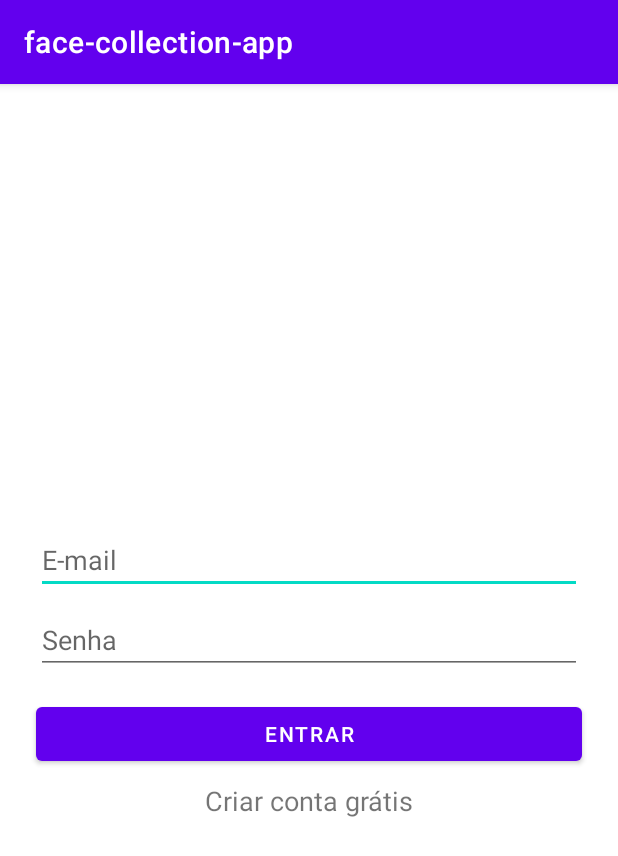
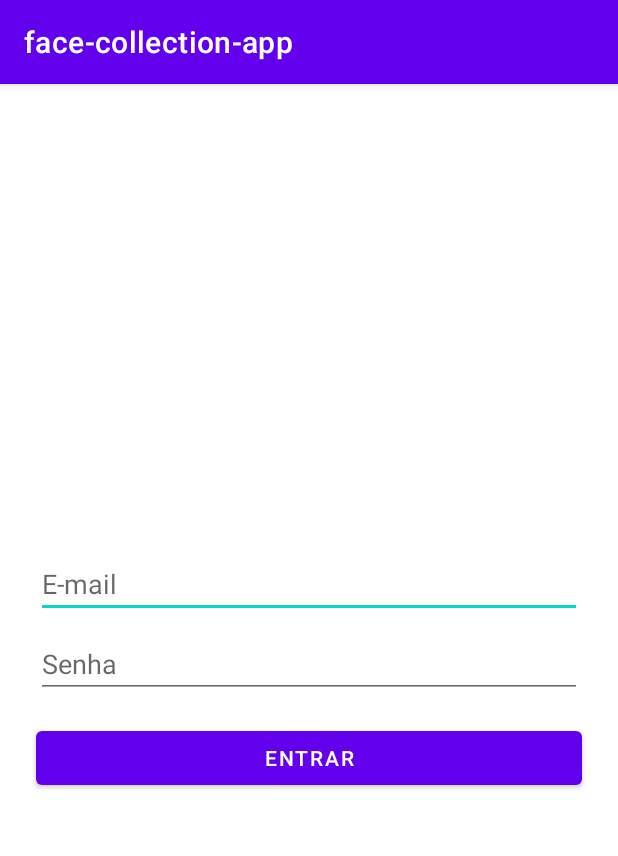
Before and after one commit to MarioFronza/face-collection-app, an Android app: the SignInActivity screen opened directly, with no data from a screen before it, on a phone screen of 412 x 824 dp. Shown: the top 856 px of the screen. Run offline under Robolectric (Android 15) with nearby library versions, the phone set to English and light mode, and no system bars.

Commit message:
chore: added project folder structure

```diff
--- a/app/src/main/AndroidManifest.xml
+++ b/app/src/main/AndroidManifest.xml
@@ -9,9 +9,9 @@
         android:roundIcon="@mipmap/ic_launcher_round"
         android:supportsRtl="true"
         android:theme="@style/Theme.Facecollectionapp">
-        <activity android:name=".SignUpActivity"></activity>
-        <activity android:name=".SignInActivity" />
-        <activity android:name=".MainActivity">
+        <activity android:name=".activities.SignUpActivity"></activity>
+        <activity android:name=".activities.SignInActivity" />
+        <activity android:name=".activities.MainActivity">
             <intent-filter>
                 <action android:name="android.intent.action.MAIN" />
 
--- a/app/src/main/java/com/mariofronza/face_collection_app/MainActivity.kt
+++ b/app/src/main/java/com/mariofronza/face_collection_app/activities/MainActivity.kt
@@ -1,7 +1,8 @@
-package com.mariofronza.face_collection_app
+package com.mariofronza.face_collection_app.activities
 
 import androidx.appcompat.app.AppCompatActivity
 import android.os.Bundle
+import com.mariofronza.face_collection_app.R
 
 class MainActivity : AppCompatActivity() {
     override fun onCreate(savedInstanceState: Bundle?) {
--- a/app/src/main/java/com/mariofronza/face_collection_app/SignInActivity.kt
+++ b/app/src/main/java/com/mariofronza/face_collection_app/activities/SignInActivity.kt
@@ -1,7 +1,8 @@
-package com.mariofronza.face_collection_app
+package com.mariofronza.face_collection_app.activities
 
 import androidx.appcompat.app.AppCompatActivity
 import android.os.Bundle
+import com.mariofronza.face_collection_app.R
 
 class SignInActivity : AppCompatActivity() {
     override fun onCreate(savedInstanceState: Bundle?) {
--- a/app/src/main/java/com/mariofronza/face_collection_app/SignUpActivity.kt
+++ b/app/src/main/java/com/mariofronza/face_collection_app/activities/SignUpActivity.kt
@@ -1,7 +1,8 @@
-package com.mariofronza.face_collection_app
+package com.mariofronza.face_collection_app.activities
 
 import androidx.appcompat.app.AppCompatActivity
 import android.os.Bundle
+import com.mariofronza.face_collection_app.R
 
 class SignUpActivity : AppCompatActivity() {
     override fun onCreate(savedInstanceState: Bundle?) {
--- /dev/null
+++ b/app/src/main/java/com/mariofronza/face_collection_app/models/Student.kt
@@ -0,0 +1,3 @@
+package com.mariofronza.face_collection_app.models
+
+data class Student(var id: Int, var enrollment: String, var user: User)
--- /dev/null
+++ b/app/src/main/java/com/mariofronza/face_collection_app/models/User.kt
@@ -0,0 +1,3 @@
+package com.mariofronza.face_collection_app.models
+
+data class User(var id: Int, var name: String, var email: String, var password: String)
--- a/app/src/main/res/layout/activity_main.xml
+++ b/app/src/main/res/layout/activity_main.xml
@@ -4,7 +4,7 @@
     xmlns:tools="http://schemas.android.com/tools"
     android:layout_width="match_parent"
     android:layout_height="match_parent"
-    tools:context=".MainActivity">
+    tools:context=".activities.MainActivity">
 
 
     <include
--- a/app/src/main/res/layout/activity_sign_in.xml
+++ b/app/src/main/res/layout/activity_sign_in.xml
@@ -4,12 +4,13 @@
     xmlns:tools="http://schemas.android.com/tools"
     android:layout_width="match_parent"
     android:layout_height="match_parent"
-    tools:context=".SignInActivity">
+    tools:context=".activities.SignInActivity">
 
     <ImageView
         android:id="@+id/ivSignInLogo"
         android:layout_width="wrap_content"
         android:layout_height="wrap_content"
+        android:contentDescription="@string/string_logo"
         app:layout_constraintBottom_toTopOf="@+id/etSignInEmail"
         app:layout_constraintEnd_toEndOf="parent"
         app:layout_constraintHorizontal_bias="0.5"
@@ -32,7 +33,8 @@
         app:layout_constraintEnd_toEndOf="parent"
         app:layout_constraintHorizontal_bias="0.5"
         app:layout_constraintStart_toStartOf="parent"
-        app:layout_constraintTop_toBottomOf="@+id/ivSignInLogo" />
+        app:layout_constraintTop_toBottomOf="@+id/ivSignInLogo"
+        android:importantForAutofill="no" />
 
     <EditText
         android:id="@+id/etSignInPassword"
@@ -48,7 +50,8 @@
         app:layout_constraintEnd_toEndOf="parent"
         app:layout_constraintHorizontal_bias="0.5"
         app:layout_constraintStart_toStartOf="parent"
-        app:layout_constraintTop_toBottomOf="@+id/etSignInEmail" />
+        app:layout_constraintTop_toBottomOf="@+id/etSignInEmail"
+        android:importantForAutofill="no" />
 
     <Button
         android:id="@+id/btnSignIn"
@@ -58,24 +61,10 @@
         android:layout_marginTop="16dp"
         android:layout_marginEnd="24dp"
         android:text="@string/sign_in"
-        app:layout_constraintBottom_toTopOf="@+id/tvSignInCreateAccount"
+        app:layout_constraintBottom_toBottomOf="parent"
         app:layout_constraintEnd_toEndOf="parent"
         app:layout_constraintHorizontal_bias="0.5"
         app:layout_constraintStart_toStartOf="parent"
         app:layout_constraintTop_toBottomOf="@+id/etSignInPassword" />
 
-    <TextView
-        android:id="@+id/tvSignInCreateAccount"
-        android:layout_width="wrap_content"
-        android:layout_height="wrap_content"
-        android:layout_marginStart="24dp"
-        android:layout_marginTop="8dp"
-        android:layout_marginEnd="24dp"
-        android:text="@string/create_account"
-        android:textSize="18sp"
-        app:layout_constraintBottom_toBottomOf="parent"
-        app:layout_constraintEnd_toEndOf="parent"
-        app:layout_constraintHorizontal_bias="0.5"
-        app:layout_constraintStart_toStartOf="parent"
-        app:layout_constraintTop_toBottomOf="@+id/btnSignIn" />
 </androidx.constraintlayout.widget.ConstraintLayout>
--- a/app/src/main/res/layout/activity_sign_up.xml
+++ b/app/src/main/res/layout/activity_sign_up.xml
@@ -4,7 +4,7 @@
     xmlns:tools="http://schemas.android.com/tools"
     android:layout_width="match_parent"
     android:layout_height="match_parent"
-    tools:context=".SignUpActivity">
+    tools:context=".activities.SignUpActivity">
 
     <ImageView
         android:id="@+id/ivSignUpLogo"
--- a/app/src/main/res/layout/photo_item.xml
+++ b/app/src/main/res/layout/photo_item.xml
@@ -31,6 +31,7 @@
                 android:layout_height="wrap_content"
                 android:layout_weight="0"
                 android:scaleType="centerCrop"
+                android:contentDescription="@string/student_photo"
                 tools:srcCompat="@tools:sample/avatars" />
 
             <LinearLayout
--- a/app/src/main/res/values/strings.xml
+++ b/app/src/main/res/values/strings.xml
@@ -8,4 +8,7 @@
     <string name="create_account">Criar conta grátis</string>
     <string name="already_login">Já tenho login</string>
     <string name="sign_in">Entrar</string>
+    <string name="student_photo">Student Photo</string>
+    <string name="logo">logo</string>
+    <string name="string_logo">logo</string>
 </resources>
```
Also changed, not shown: app/src/main/java/com/mariofronza/face_collection_app/models/Photo.kt (added, +9 -0 lines), app/src/main/java/com/mariofronza/face_collection_app/models/PhotoType.kt (added, +9 -0 lines).
